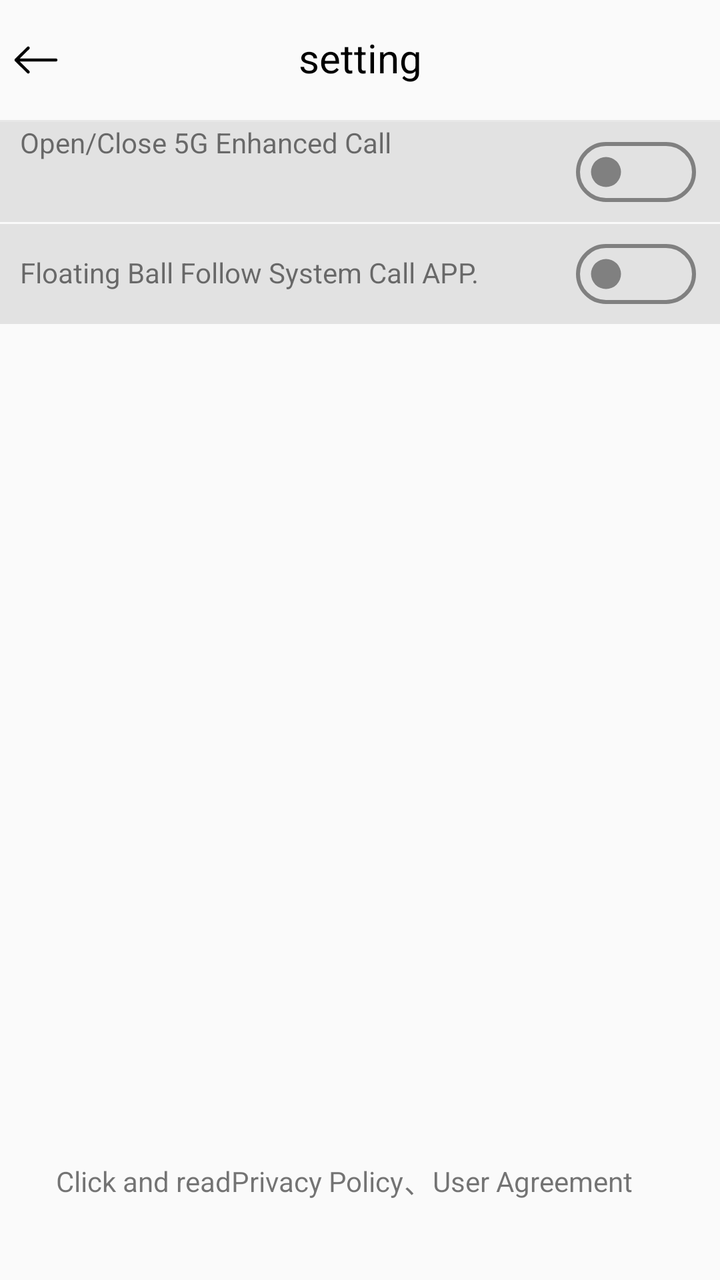
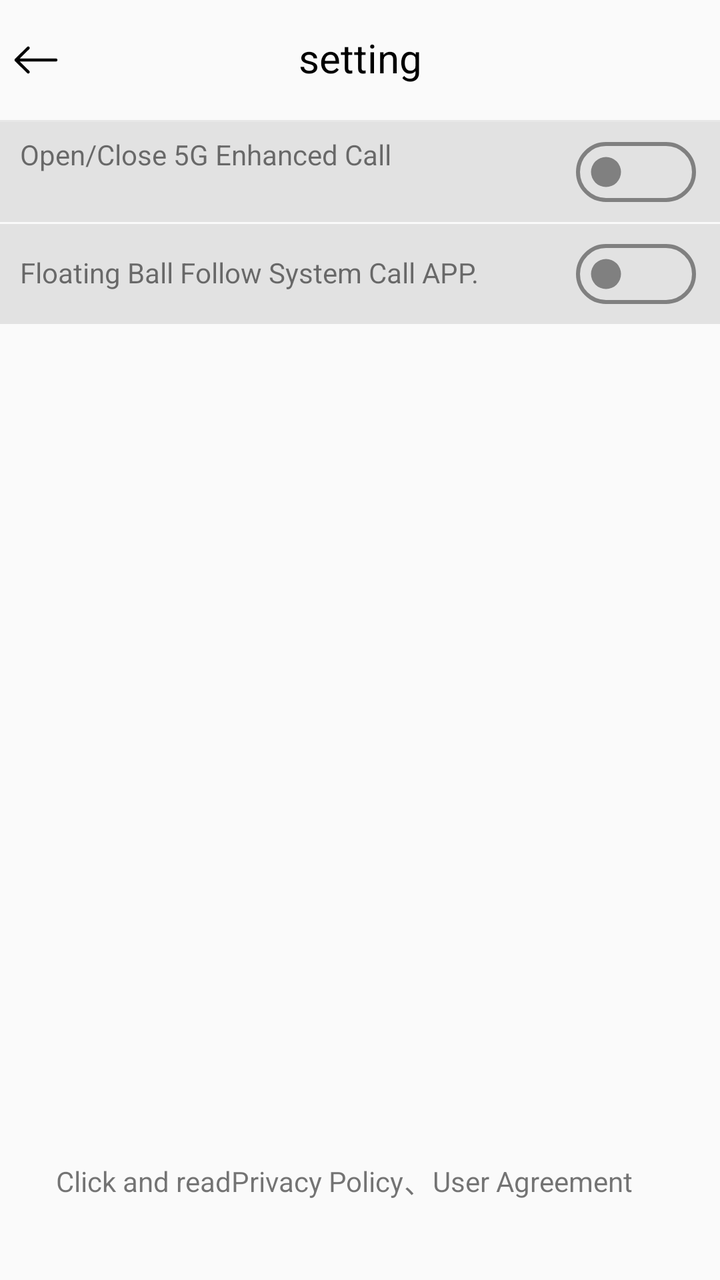

Screens rendered from an Android XML layout before and after an edit, with the pre-edit source and the edit as a unified diff.
<!-- AndroidManifest.xml: another module's application theme Theme.AppCompat.DayNight.NoActionBar -->
<!-- res/layout/activity_settings.xml -->
<?xml version="1.0" encoding="utf-8"?>
<LinearLayout xmlns:android="http://schemas.android.com/apk/res/android"
    xmlns:app="http://schemas.android.com/apk/res-auto"
    xmlns:tools="http://schemas.android.com/tools"
    android:layout_width="match_parent"
    android:layout_height="match_parent"
    android:orientation="vertical"
    android:fitsSystemWindows="true"
    tools:context=".ui.activity.SettingsActivity">

    <FrameLayout
        android:layout_width="match_parent"
        android:layout_height="60dp">
        <ImageView
            android:id="@+id/back_icon"
            android:layout_width="wrap_content"
            android:layout_height="wrap_content"
            android:src="@drawable/icon_back"
            android:layout_gravity="start|center_vertical"/>
        <TextView
            android:layout_width="match_parent"
            android:layout_height="match_parent"
            android:gravity="center"
            android:includeFontPadding="false"
            android:textColor="@color/black"
            android:textSize="20sp"
            android:text="@string/setting"/>

    </FrameLayout>
    <View
        android:layout_width="match_parent"
        android:layout_height="1dp"
        android:background="#e7e7e7"/>

    <LinearLayout
        android:layout_width="match_parent"
        android:layout_height="0dp"
        android:layout_weight="1"
        android:orientation="vertical">
        <LinearLayout
            android:orientation="horizontal"
            android:gravity="center_vertical"
            android:layout_width="match_parent"
            android:layout_height="50dp"
            android:background="@color/black_alpha_10">
            <LinearLayout
                android:layout_marginRight="5dp"
                android:layout_width="0dp"
                android:layout_weight="1"
                android:layout_height="wrap_content"
                android:orientation="vertical"
                app:layout_constraintStart_toStartOf="parent"
                app:layout_constraintTop_toTopOf="parent"
                app:layout_constraintBottom_toBottomOf="parent">
                <TextView
                    android:layout_marginStart="10dp"
                    android:layout_width="wrap_content"
                    android:layout_height="wrap_content"
                    android:includeFontPadding="false"
                    android:textSize="14sp"
                    android:text="@string/open_switch_title" />
                <TextView
                    android:id="@+id/close_tips"
                    android:layout_marginStart="10dp"
                    android:layout_width="match_parent"
                    android:layout_height="28dp"
                    android:includeFontPadding="false"
                    android:singleLine="false"
                    android:textSize="10sp"/>
            </LinearLayout>

            <androidx.appcompat.widget.SwitchCompat
                android:id="@+id/sw_newcall"
                android:layout_width="wrap_content"
                android:layout_height="wrap_content"
                android:thumb="@drawable/switch_custom_thumb_selector"
                android:layout_marginTop="8dp"
                android:layout_marginBottom="8dp"
                android:layout_marginEnd="12dp"
                app:layout_constrainedHeight="true"
                app:track="@drawable/switch_custom_track_selector"
                app:layout_constraintTop_toTopOf="parent"
                app:layout_constraintBottom_toBottomOf="parent"
                app:layout_constraintEnd_toEndOf="parent"/>
        </LinearLayout>
        <LinearLayout
            android:orientation="horizontal"
            android:gravity="center_vertical"
            android:layout_width="match_parent"
            android:layout_height="50dp"
            android:layout_marginTop="1dp"
            android:background="@color/black_alpha_10">
            <LinearLayout
                android:layout_marginRight="5dp"
                android:layout_width="0dp"
                android:layout_weight="1"
                android:layout_height="wrap_content"
                android:orientation="vertical"
                app:layout_constraintStart_toStartOf="parent"
                app:layout_constraintTop_toTopOf="parent"
                app:layout_constraintBottom_toBottomOf="parent">
                <TextView
                    android:layout_marginStart="10dp"
                    android:layout_width="wrap_content"
                    android:layout_height="wrap_content"
                    android:includeFontPadding="false"
                    android:textSize="14sp"
                    android:text="@string/fellow_dialer" />
            </LinearLayout>

            <androidx.appcompat.widget.SwitchCompat
                android:id="@+id/sw_dialer"
                android:layout_width="wrap_content"
                android:layout_height="wrap_content"
                android:thumb="@drawable/switch_custom_thumb_selector"
                android:layout_marginTop="8dp"
                android:layout_marginBottom="8dp"
                android:layout_marginEnd="12dp"
                app:layout_constrainedHeight="true"
                app:track="@drawable/switch_custom_track_selector"
                app:layout_constraintTop_toTopOf="parent"
                app:layout_constraintBottom_toBottomOf="parent"
                app:layout_constraintEnd_toEndOf="parent"/>
        </LinearLayout>
        <androidx.constraintlayout.widget.ConstraintLayout
            android:visibility="gone"
            android:id="@+id/local_test"
            android:layout_marginTop="0.5dp"
            android:gravity="center_vertical"
            android:layout_width="match_parent"
            android:layout_height="50dp"
            android:background="@color/black_alpha_10">
            <TextView
                android:layout_marginStart="10dp"
                android:layout_width="wrap_content"
                android:layout_height="wrap_content"
                android:includeFontPadding="false"
                android:textSize="14sp"
                android:text="@string/local_debug_entry"
                app:layout_constraintStart_toStartOf="parent"
                app:layout_constraintTop_toTopOf="parent"
                app:layout_constraintBottom_toBottomOf="parent" />
        </androidx.constraintlayout.widget.ConstraintLayout>

    </LinearLayout>

    <LinearLayout
        android:gravity="center_vertical"
        android:layout_marginTop="20dp"
        android:layout_marginBottom="10dp"
        android:layout_width="wrap_content"
        android:layout_height="wrap_content"
        android:layout_gravity="center_horizontal"
        android:orientation="horizontal">
        <TextView
            android:layout_gravity="center_vertical"
            android:gravity="center_vertical"
            android:layout_width="wrap_content"
            android:layout_height="wrap_content"
            android:text="@string/request_nc_permission_dialog_click"
            android:textAlignment="center"
            android:textSize="14sp" />
        <TextView
            android:textColor="@color/ps_color_blue"
            android:layout_gravity="center_vertical"
            android:gravity="center_vertical"
            android:id="@+id/privacy_policy_textview"
            android:layout_width="wrap_content"
            android:layout_height="wrap_content"
            android:text="@string/request_nc_permission_dialog_privacy"
            android:textAlignment="center"
            android:textSize="14sp" />
        <TextView
            android:layout_gravity="center_vertical"
            android:gravity="center_vertical"
            android:layout_width="wrap_content"
            android:layout_height="wrap_content"
            android:text="、"
            android:textAlignment="center"
            android:textSize="14sp" />
        <TextView
            android:textColor="@color/ps_color_blue"
            android:layout_gravity="center_vertical"
            android:gravity="center_vertical"
            android:id="@+id/user_textview"
            android:layout_width="wrap_content"
            android:layout_height="wrap_content"
            android:layout_marginEnd="@dimen/common_margin_start_end"
            android:text="@string/request_nc_permission_dialog_user"
            android:textAlignment="center"
            android:textSize="14sp" />
    </LinearLayout>
    <TextView
        android:id="@+id/version_tv"
        android:layout_gravity="center_horizontal"
        android:gravity="center_vertical"
        android:layout_width="wrap_content"
        android:layout_height="wrap_content"
        android:textAlignment="center"
        android:layout_marginBottom="10dp"
        android:textSize="14sp" />
</LinearLayout>
<!-- resources referenced by this layout -->
<resources>
  <color name="black">#000000</color>
  <color name="black_alpha_10">#19000000</color>
  <dimen name="common_margin_start_end">16dp</dimen>
  <!-- drawable icon_back (drawable) -->
  <vector xmlns:android="http://schemas.android.com/apk/res/android"
      android:width="36dp"
      android:height="36dp"
      android:viewportWidth="36"
      android:viewportHeight="36">
    <path
        android:pathData="M28,18L8,18M14.12,24L8,18L14.12,12"
        android:strokeLineJoin="round"
        android:strokeWidth="1.500000"
        android:fillColor="#00000000"
        android:strokeColor="#000000"
        android:strokeLineCap="round"/>
  </vector>
  <!-- drawable switch_custom_thumb_selector (drawable) -->
  <?xml version="1.0" encoding="utf-8"?>
  <selector xmlns:android="http://schemas.android.com/apk/res/android">
      <item android:drawable="@drawable/switch_custom_thumb_on" android:state_checked="true" />
      <item android:drawable="@drawable/switch_custom_thumb_off" android:state_checked="false" />
  </selector>
  <!-- drawable switch_custom_track_selector (drawable) -->
  <?xml version="1.0" encoding="utf-8"?>
  <selector xmlns:android="http://schemas.android.com/apk/res/android">
      <item android:drawable="@drawable/switch_custom_track_on" android:state_checked="true" />
      <item android:drawable="@drawable/switch_custom_track_off" android:state_checked="false" />
  </selector>
  <string name="fellow_dialer">Floating Ball Follow System Call APP.</string>
  <string name="local_debug_entry">Local debug entry</string>
  <string name="open_switch_title">Open/Close 5G Enhanced Call</string>
  <string name="request_nc_permission_dialog_click">Click and read</string>
  <string name="request_nc_permission_dialog_privacy">Privacy Policy</string>
  <string name="request_nc_permission_dialog_user">User Agreement</string>
  <string name="setting">setting</string>
  <!-- drawable switch_custom_thumb_on (drawable) -->
  <?xml version="1.0" encoding="utf-8"?>
  <shape xmlns:android="http://schemas.android.com/apk/res/android"
      android:shape="oval">
      <stroke android:width="15dp"
          android:color="@android:color/transparent"/>
      <solid android:color="@color/holo_blue_dark" />
      <size
          android:width="30dp"
          android:height="30dp" />
  </shape>
  <!-- drawable switch_custom_thumb_off (drawable) -->
  <?xml version="1.0" encoding="utf-8"?>
  <shape xmlns:android="http://schemas.android.com/apk/res/android"
      android:shape="oval">
      <stroke android:width="15dp"
          android:color="@android:color/transparent"/>
      <solid android:color="@color/gray" />
      <size
          android:width="30dp"
          android:height="30dp" />
  </shape>
  <!-- drawable switch_custom_track_on (drawable) -->
  <?xml version="1.0" encoding="utf-8"?>
  <shape xmlns:android="http://schemas.android.com/apk/res/android"
      android:shape="rectangle">
      <solid android:color="@android:color/transparent" />
      <size
          android:height="@dimen/main_5g_switch_height_width"
          android:width="@dimen/main_5g_switch_height_width"/>
      <stroke
          android:width="2dp"
          android:color="@color/gray" />
      <corners android:radius="@dimen/main_5g_switch_radius" />
  </shape>
  <!-- drawable switch_custom_track_off (drawable) -->
  <?xml version="1.0" encoding="utf-8"?>
  <shape xmlns:android="http://schemas.android.com/apk/res/android"
      android:shape="rectangle">
      <solid android:color="@android:color/transparent" />
      <size
          android:height="@dimen/main_5g_switch_height_width"
          android:width="@dimen/main_5g_switch_height_width"/>
      <stroke
          android:width="2dp"
          android:color="@color/gray" />
      <corners android:radius="@dimen/main_5g_switch_radius" />
  </shape>
  <color name="holo_blue_dark">#ff0099cc</color>
  <color name="gray">#808080</color>
  <dimen name="main_5g_switch_height_width">24dp</dimen>
  <dimen name="main_5g_switch_radius">16dp</dimen>
</resources>

<!-- the commit's change to res/layout/activity_settings.xml (unified diff, before → after) -->
@@ -55,7 +55,8 @@
                 <TextView
                     android:layout_marginStart="10dp"
                     android:layout_width="wrap_content"
-                    android:layout_height="wrap_content"
+                    android:layout_height="24dp"
+                    android:gravity="bottom"
                     android:includeFontPadding="false"
                     android:textSize="14sp"
                     android:text="@string/open_switch_title" />
@@ -63,7 +64,8 @@
                     android:id="@+id/close_tips"
                     android:layout_marginStart="10dp"
                     android:layout_width="match_parent"
-                    android:layout_height="28dp"
+                    android:layout_height="24dp"
+                    android:gravity="center_vertical"
                     android:includeFontPadding="false"
                     android:singleLine="false"
                     android:textSize="10sp"/>
